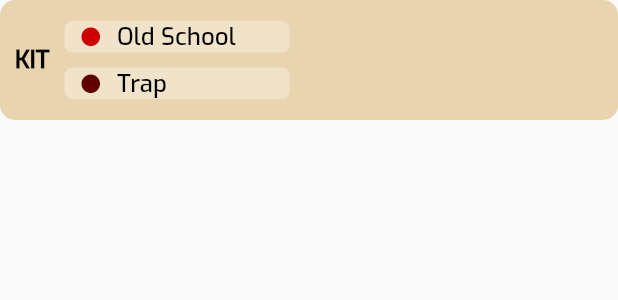
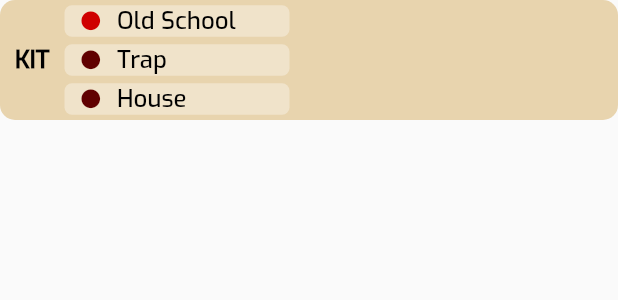
Before and after one commit to simpson-peter/drum_machine, a Flutter app: the KitSelector widget shown alone on an empty page, opened directly, on a phone screen of 412 x 824 dp. Shown: the top 300 px of the screen. Run offline on Flutter 3.47's test engine with Material 2 defaults, Android fonts, the phone set to English and light mode, and no system bars; our stand-ins replace audioplayers.

Commit message:
added house kit

```diff
--- a/lib/constants.dart
+++ b/lib/constants.dart
@@ -34,6 +34,16 @@ const Map<Kit, Map<Instrument, String>> kInstrumentAudioPaths = {
         'https://petersimpson.me/hosting/drum_machine_assets/trap/trap_snare.wav',
     Instrument.Clap:
         'https://petersimpson.me/hosting/drum_machine_assets/trap/trap_clap.wav'
+  },
+  Kit.House: {
+    Instrument.Kick:
+        'https://petersimpson.me/hosting/drum_machine_assets/house/house_kick.wav',
+    Instrument.Cymbal:
+        'https://petersimpson.me/hosting/drum_machine_assets/house/house_cymb.wav',
+    Instrument.Snare:
+        'https://petersimpson.me/hosting/drum_machine_assets/house/house_snare.wav',
+    Instrument.Clap:
+        'https://petersimpson.me/hosting/drum_machine_assets/house/house_clap.wav'
   },
 };
 
--- a/lib/widgets/kit/kit_selector.dart
+++ b/lib/widgets/kit/kit_selector.dart
@@ -37,12 +37,20 @@ class KitSelector extends StatelessWidget {
                     Kit.OldSchool,
               ),
               SizedBox(
-                height: kButtonMargin,
+                height: kButtonMargin / 2,
               ),
               KitSelectorButton(
                 kit: Kit.Trap,
                 isSelected:
                     Provider.of<AppData>(context, listen: true).kit == Kit.Trap,
+              ),
+              SizedBox(
+                height: kButtonMargin / 2,
+              ),
+              KitSelectorButton(
+                kit: Kit.House,
+                isSelected: Provider.of<AppData>(context, listen: true).kit ==
+                    Kit.House,
               ),
             ],
           ),
```
